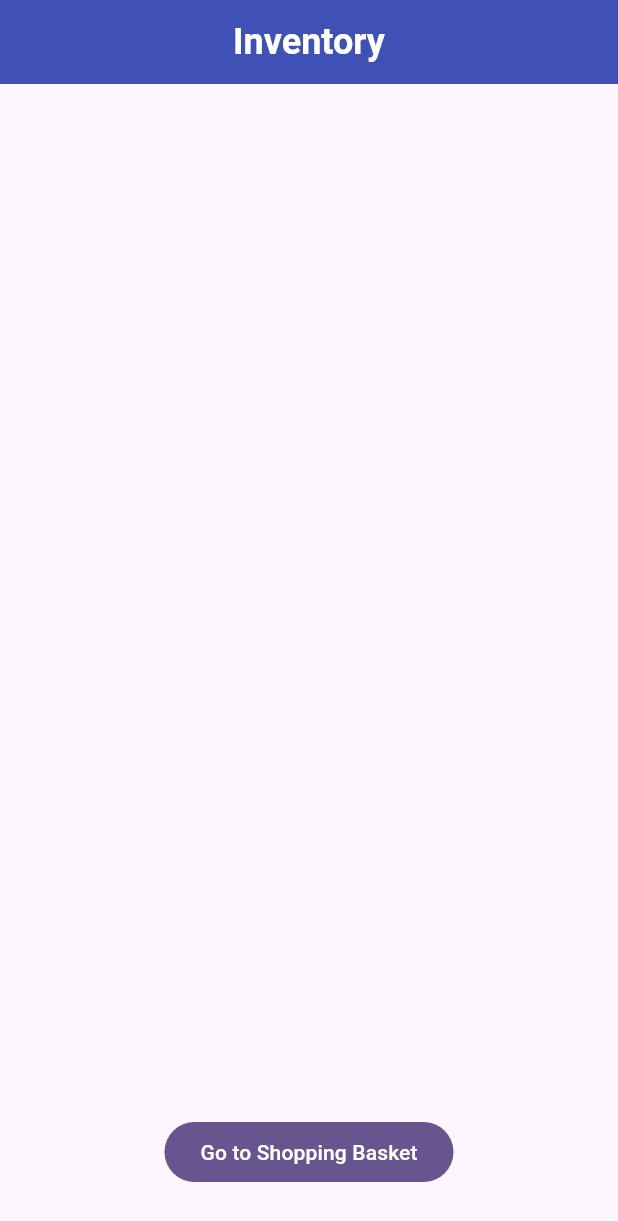
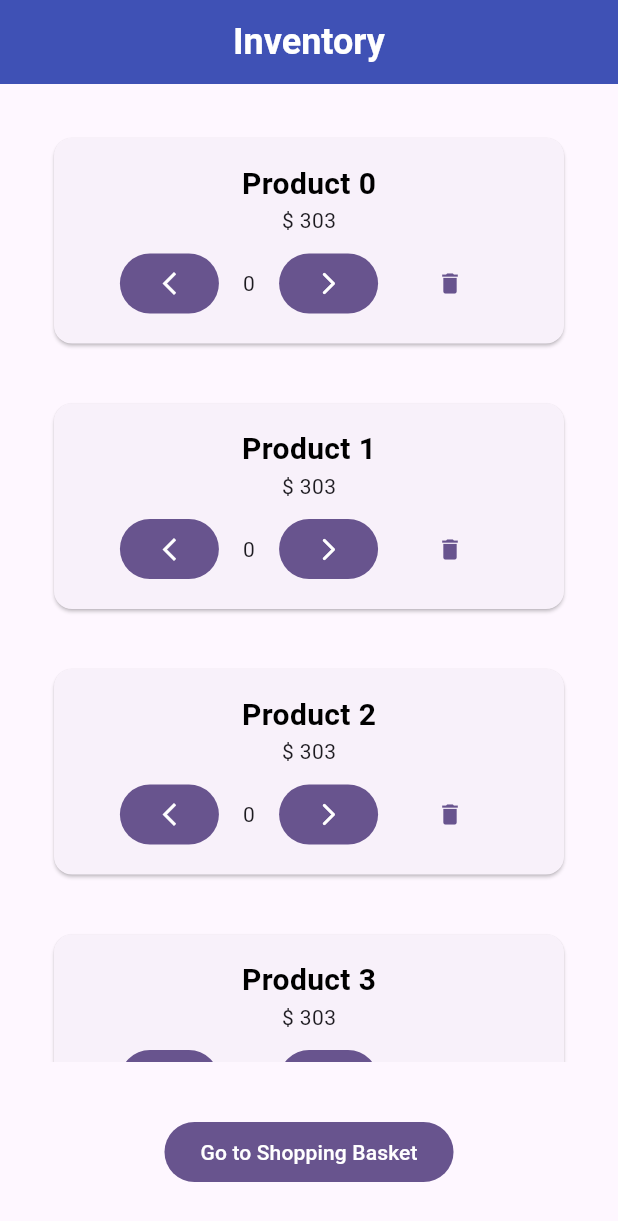
Before and after one commit to jarias356/shopping_app_flutter, a Flutter app: the screen it shows after launch, on a phone screen of 412 x 824 dp. Shown: the top 1221 px of the screen. Run offline on Flutter 3.47's test engine with Material 3 defaults, Android fonts, the phone set to English and light mode, and no system bars; our stand-ins replace go_router.

Commit message:
Feature: Provider change quantity by shop

```diff
--- a/lib/core/inventory/inventory_repository.dart
+++ b/lib/core/inventory/inventory_repository.dart
@@ -3,9 +3,11 @@ import 'dart:math';
 import 'package:shopping_app/core/models/Product.dart';
 
 class InventoryRepository {
-  double getRandomPrice() {
+  int getRandomPrice() {
     var rng = Random();
-    return rng.nextDouble() * 100;
+    int min = 1;
+    int max = 500;
+    return rng.nextInt(max - min) + min;
   }
 
   Future<List<Product>> getProducts() async {
--- a/lib/core/inventory/inventory_vm.dart
+++ b/lib/core/inventory/inventory_vm.dart
@@ -2,7 +2,7 @@ import 'package:flutter/cupertino.dart';
 import 'package:shopping_app/core/inventory/inventory_repository.dart';
 import 'package:shopping_app/core/models/Product.dart';
 
-class InventoryVM with ChangeNotifier {
+class InventoryVM extends ChangeNotifier {
   InventoryRepository inventoryRepository = InventoryRepository();
 
   final List<Product> _lstProducts = [];
@@ -14,5 +14,26 @@ class InventoryVM with ChangeNotifier {
     notifyListeners();
   }
 
+  void incrementQuantity(int index) {
+    _lstProducts[index].quantityByShop++;
+    notifyListeners();
+  }
+
+  void decrementQuantity(int index) {
+    Product product = _lstProducts[index];
+    if (product.quantityByShop > 0) {
+      product.quantityByShop--;
+    }
+    notifyListeners();
+  }
+
+  void resetQuantity(int index) {
+    Product product = _lstProducts[index];
+    if (product.quantityByShop > 0) {
+      product.quantityByShop = 0;
+    }
+    notifyListeners();
+  }
+
 
 }
--- a/lib/core/models/Product.dart
+++ b/lib/core/models/Product.dart
@@ -1,11 +1,9 @@
-import 'dart:ffi';
-
 class Product {
   final String name;
-  final double price;
-  double quantityByShop;
+  final int price;
+  int quantityByShop = 0;
 
-  double get total => price * quantityByShop;
+  int get total => price * quantityByShop;
 
   Product({
     required this.name,
--- a/lib/ui/inventory/inventory_screen.dart
+++ b/lib/ui/inventory/inventory_screen.dart
@@ -1,21 +1,20 @@
- import 'package:flutter/material.dart';
+import 'package:flutter/material.dart';
 import 'package:go_router/go_router.dart';
 import 'package:provider/provider.dart';
 import 'package:shopping_app/core/inventory/inventory_vm.dart';
 import 'package:shopping_app/routes/route_constants.dart';
 import 'package:shopping_app/ui/shared/models/app_bar_model.dart';
 import 'package:shopping_app/ui/shared/shared_widgets.dart';
+import 'package:shopping_app/ui/theme/TextStyles.dart';
 
 class InventoryScreen extends StatelessWidget {
   const InventoryScreen({super.key});
 
   @override
   Widget build(BuildContext context) {
-    final AppBarModel appBarModel = AppBarModel(
-        title: "Inventory",
-        context: context
-    );
-    InventoryVM inventoryVM = Provider.of<InventoryVM>(context);
+    final AppBarModel appBarModel =
+        AppBarModel(title: "Inventory", context: context);
+    Provider.of<InventoryVM>(context).getProducts();
     return Scaffold(
       appBar: SharedWidgets.buildAppBarTitleCenter(appBarModel),
       body: Center(
@@ -24,29 +23,52 @@ class InventoryScreen extends StatelessWidget {
           children: [
             Expanded(
               child: Padding(
-                padding: const EdgeInsets.all(32.0),
+                padding: const EdgeInsets.all(16.0),
                 child: ListView.builder(
-                    itemCount: inventoryVM.lstProducts.length,
+                    itemCount:
+                        Provider.of<InventoryVM>(context).lstProducts.length,
                     itemBuilder: (context, index) {
-                      var product = inventoryVM.lstProducts[index];
-                      return const Padding(
-                        padding: EdgeInsets.all(16),
+                      var product =
+                          Provider.of<InventoryVM>(context).lstProducts[index];
+                      return Padding(
+                        padding: const EdgeInsets.all(16),
                         child: Card(
-                          child: Row(
+                          child: Column(
                             children: [
-                              Column(
+                              const SizedBox(height: 16),
+                              Text(product.name, style: TextsStyles.title),
+                              Text("\$ ${product.price}"),
+                              const SizedBox(height: 8),
+                              Row(
+                                mainAxisAlignment: MainAxisAlignment.center,
+                                children: [
+                                  FilledButton(
+                                      onPressed: () { Provider.of<InventoryVM>(context, listen: false).decrementQuantity(index); },
+                                      child: const Icon(Icons.arrow_back_ios_new_sharp)),
+                                  const SizedBox(width: 16),
+                                  Text(product.quantityByShop.toString()),
+                                  const SizedBox(width: 16),
+                                  FilledButton(
+                                      onPressed: () {
+                                        Provider.of<InventoryVM>(context, listen: false).incrementQuantity(index);
+                                      },
+                                      child: const Center(
+                                          child: Icon(Icons.arrow_forward_ios_rounded)
+                                      ),
 
+                                  ),
+                                  const SizedBox(width: 16),
+                                  TextButton(
+                                      onPressed: () { Provider.of<InventoryVM>(context, listen: false).resetQuantity(index); },
+                                      child: const Icon(Icons.delete)),
+                                ]
                               ),
-                              IconButton(
-                                  onPressed: () {},
-                                  icon: Icon(Icons.add_circle_outline)
-                              )
+                              const SizedBox(height: 16)
                             ],
                           ),
                         ),
-                      )
-                    }
-                ),
+                      );
+                    }),
               ),
             ),
             Padding(
--- a/lib/ui/theme/TextStyles.dart
+++ b/lib/ui/theme/TextStyles.dart
@@ -9,4 +9,10 @@ class TextsStyles {
     color: Colors.white,
   );
 
+  static TextStyle title = const TextStyle(
+    fontSize: 20,
+    fontWeight: FontWeight.bold,
+    color: Colors.black,
+  );
+
 }
```
Also changed, not shown: lib/main.dart (+2 -6 lines).
